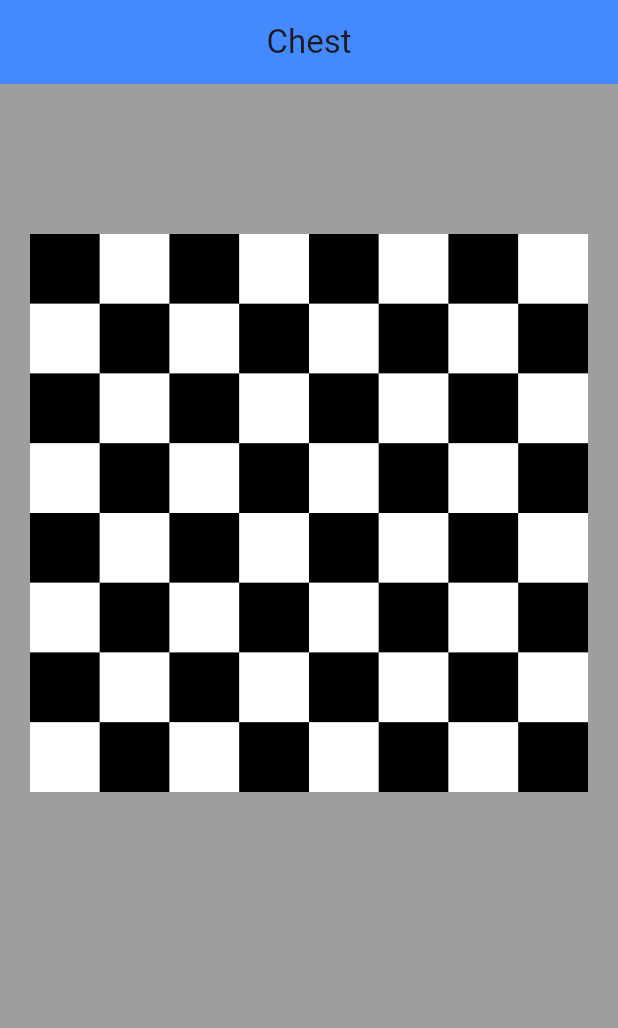
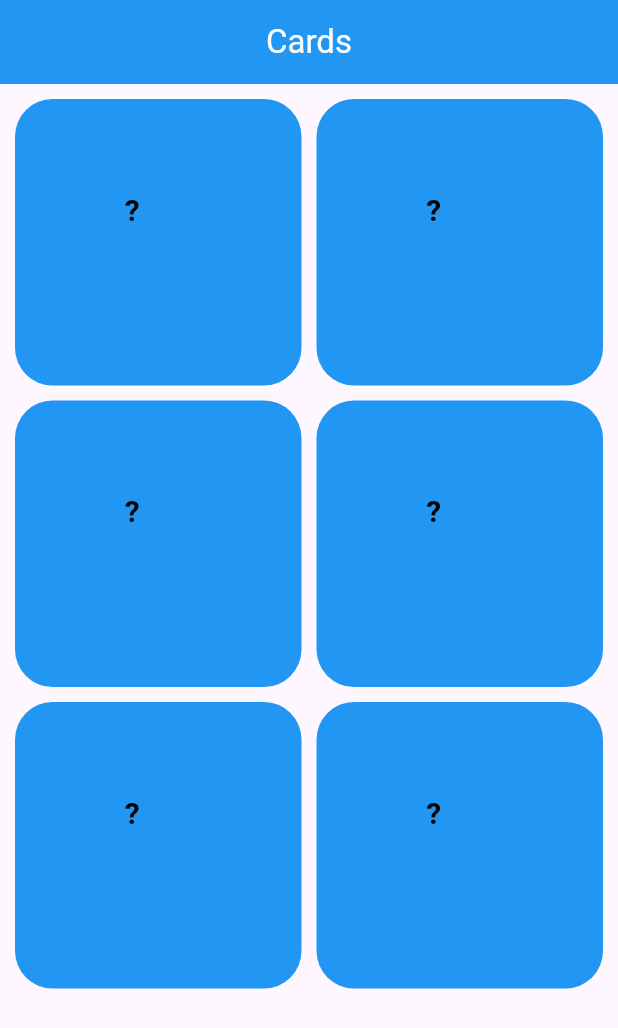
Before and after one commit to hanhan1310/HAnHomeWork, a Flutter app: the screen it shows after launch, on a phone screen of 412 x 824 dp. Shown: the top 1028 px of the screen. Run offline on Flutter 3.47's test engine with Material 3 defaults, Android fonts, the phone set to English and light mode, and no system bars.

Commit message:
update_main

```diff
--- a/lib/main.dart
+++ b/lib/main.dart
@@ -24,7 +24,7 @@ class MyApp extends StatelessWidget {
         colorScheme: ColorScheme.fromSeed(seedColor: Colors.deepPurple),
         useMaterial3: true,
       ),
-      home: const Chest_Board(),
+      home: const Demo_Grid_View(),
     );
   }
 }
```
